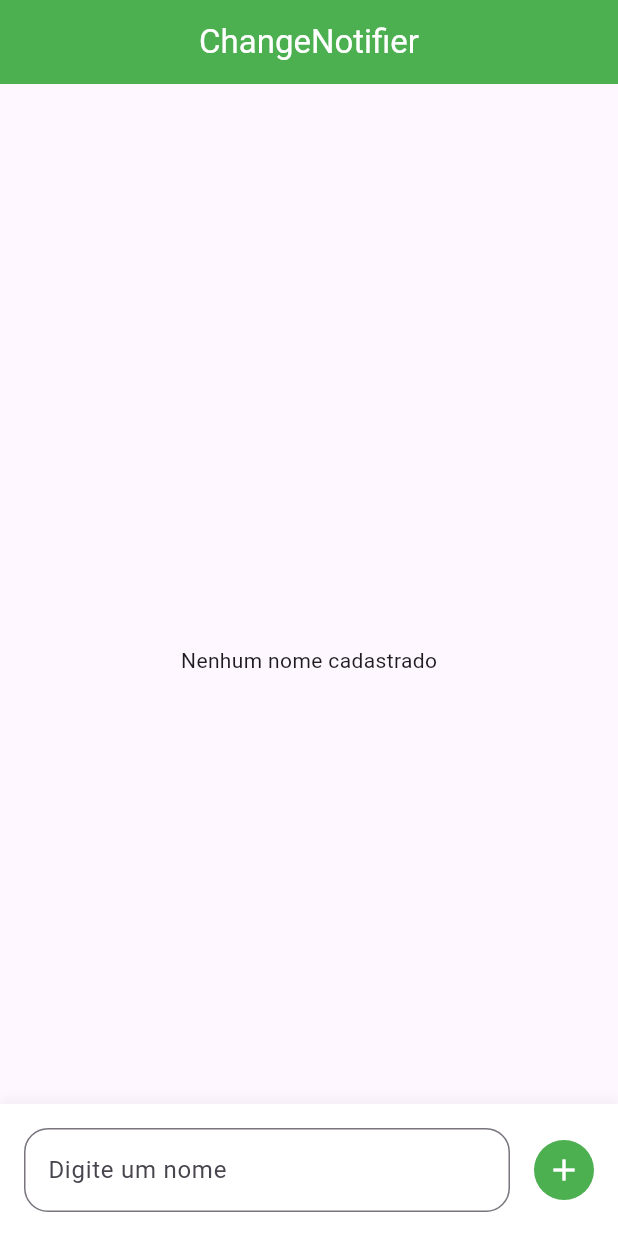
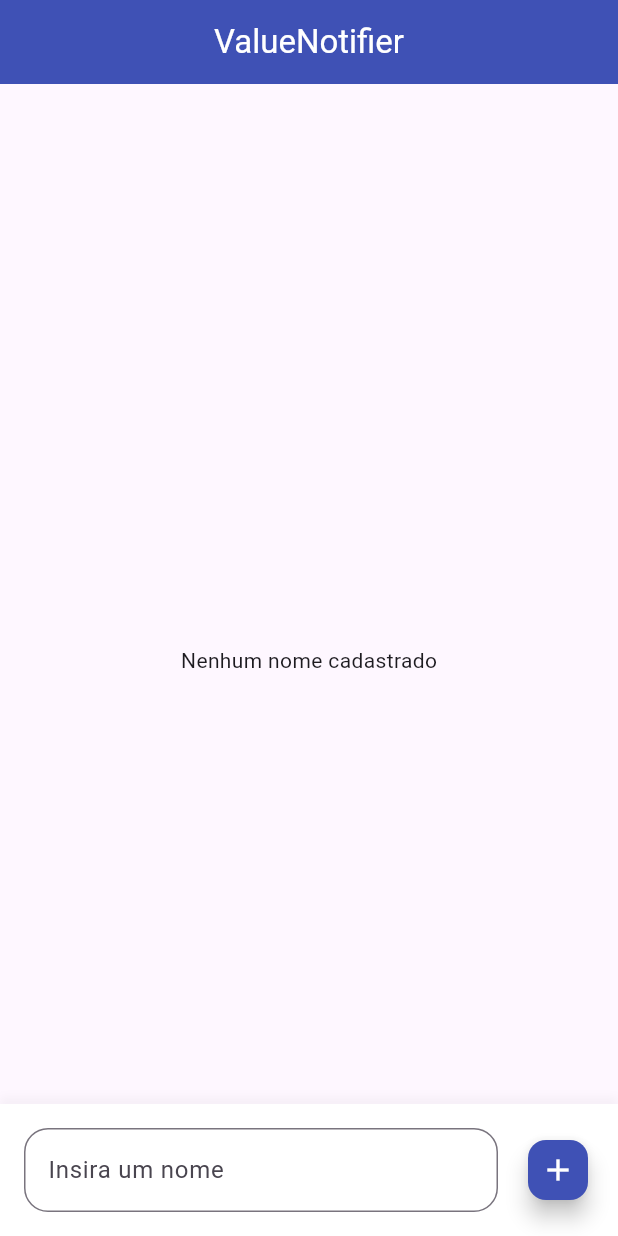
Before and after one commit to natanaelsantosdev/value_notifier, a Flutter app: the screen it shows after launch, on a phone screen of 412 x 824 dp. Run offline on Flutter 3.47's test engine with Material 3 defaults, Android fonts, the phone set to English and light mode, and no system bars.

Commit message:
feat: iniciando o repositório do projeto

```diff
--- a/lib/home_controller.dart
+++ b/lib/home_controller.dart
@@ -1,11 +1,21 @@
 import 'package:flutter/material.dart';
 
-class HomeController extends ChangeNotifier {
-  final List<String> _names = [];
-  List<String> get names => _names;
+class HomeController {
+  final ValueNotifier<List<String>> _names = ValueNotifier<List<String>>([]);
+  ValueNotifier<List<String>> get names => _names;
+
+  final nameController = TextEditingController();
 
   void addName({required String name}) {
-    names.add(name);
-    notifyListeners();
+    _names.value = List.from(_names.value)..add(name);
+  }
+
+  // void deleteName({required String name}) {
+  //   names.remove(name);
+  //   notifyListeners();
+  // }
+
+  void removeName({required String name}) {
+    _names.value = List.from(_names.value)..remove(name);
   }
 }
--- /dev/null
+++ b/lib/home_page.dart
@@ -0,0 +1,118 @@
+import 'package:change_notifier/home_controller.dart';
+import 'package:flutter/material.dart';
+
+class HommePage extends StatefulWidget {
+  const HommePage({super.key});
+
+  @override
+  State<HommePage> createState() => _HommePageState();
+}
+
+class _HommePageState extends State<HommePage> {
+  final TextEditingController nameController = TextEditingController();
+  final HomeController homeController = HomeController();
+
+  @override
+  void initState() {
+    super.initState();
+  }
+
+  @override
+  Widget build(BuildContext context) {
+    return Scaffold(
+      appBar: AppBar(
+        title:
+            const Text('ValueNotifier', style: TextStyle(color: Colors.white)),
+        backgroundColor: Colors.indigo,
+        centerTitle: true,
+      ),
+      body: Stack(
+        children: [
+          AnimatedBuilder(
+              animation: homeController.names,
+              builder: (_, __) {
+                return homeController.names.value.isEmpty
+                    ? const Center(
+                        child: Text('Nenhum nome cadastrado'),
+                      )
+                    : ListView.builder(
+                        padding: const EdgeInsets.only(bottom: 120),
+                        itemCount: homeController.names.value.length,
+                        itemBuilder: (_, index) => ListTile(
+                          leading: CircleAvatar(
+                            backgroundColor: Colors.indigo.shade400,
+                            child: Center(
+                              child: Text(
+                                homeController.names.value[index][0],
+                              ),
+                            ),
+                          ),
+                          title: Text(
+                            homeController.names.value[index],
+                          ),
+                          trailing: TextButton(
+                            onPressed: () {
+                              homeController.removeName(
+                                  name: homeController.names.value[index]);
+                            },
+                            child:
+                                const Icon(Icons.delete, color: Colors.indigo),
+                          ),
+                        ),
+                      );
+              }),
+          Positioned(
+            bottom: 0,
+            right: 0,
+            left: 0,
+            child: Container(
+              decoration: BoxDecoration(
+                color: Colors.white,
+                boxShadow: [
+                  BoxShadow(
+                    color: Colors.black.withOpacity(.03),
+                    offset: const Offset(0, -5),
+                    blurRadius: 4,
+                  ),
+                ],
+              ),
+              padding: const EdgeInsets.all(16),
+              child: SafeArea(
+                child: Row(
+                  children: [
+                    Expanded(
+                      child: TextField(
+                        controller: homeController.nameController,
+                        decoration: InputDecoration(
+                          hintText: 'Insira um nome',
+                          border: OutlineInputBorder(
+                            borderRadius: BorderRadius.circular(16),
+                          ),
+                        ),
+                      ),
+                    ),
+                    const SizedBox(
+                      width: 16,
+                    ),
+                    FloatingActionButton.small(
+                      onPressed: () {
+                        homeController.addName(
+                            name: homeController.nameController.text);
+                        homeController.nameController.clear();
+                      },
+                      child: const Icon(
+                        Icons.add,
+                        color: Colors.white,
+                      ),
+                      backgroundColor: Colors.indigo,
+                    ),
+                  ],
+                ),
+              ),
+            ),
+          )
+        ],
+      ),
+    );
+  }
+}
--- a/lib/main.dart
+++ b/lib/main.dart
@@ -1,4 +1,4 @@
-import 'package:change_notifier/my_home_page.dart';
+import 'package:change_notifier/home_page.dart';
 import 'package:flutter/material.dart';
 
 void main() {
@@ -13,7 +13,7 @@ class MyApp extends StatelessWidget {
     return const MaterialApp(
       title: 'ChangeNotifier',
       debugShowCheckedModeBanner: false,
-      home: MyHommePage(),
+      home: HommePage(),
     );
   }
 }
--- a/lib/my_home_page.dart
+++ /dev/null
@@ -1,112 +0,0 @@
-import 'package:change_notifier/home_controller.dart';
-import 'package:flutter/material.dart';
-
-class MyHommePage extends StatefulWidget {
-  const MyHommePage({super.key});
-
-  @override
-  State<MyHommePage> createState() => _MyHommePageState();
-}
-
-class _MyHommePageState extends State<MyHommePage> {
-  final TextEditingController nameController = TextEditingController();
-  final HomeController homeControoler = HomeController();
-
-  @override
-  void initState() {
-    super.initState();
-    homeControoler.addListener(() {
-      setState(() {});
-    });
-  }
-
-  @override
-  Widget build(BuildContext context) {
-    return Scaffold(
-      appBar: AppBar(
-        title: const Text(
-          'ChangeNotifier',
-          style: TextStyle(color: Colors.white),
-        ),
-        backgroundColor: Colors.green,
-        centerTitle: true,
-      ),
-      body: Stack(
-        children: [
-          homeControoler.names.isEmpty
-              ? const Center(child: Text('Nenhum nome cadastrado'))
-              : ListView.builder(
-                  padding: const EdgeInsets.only(bottom: 120),
-                  itemCount: homeControoler.names.length,
-                  itemBuilder: (_, index) => ListTile(
-                    leading: CircleAvatar(
-                      backgroundColor: Colors.green.shade300,
-                      child: Center(
-                        child: Text(
-                          homeControoler.names[index][0],
-                        ),
-                      ),
-                    ),
-                    title: Text(
-                      homeControoler.names[index],
-                    ),
-                  ),
-                ),
-          Positioned(
-            bottom: 0,
-            right: 0,
-            left: 0,
-            child: Container(
-              decoration: BoxDecoration(
-                color: Colors.white,
-                boxShadow: [
-                  BoxShadow(
-                    color: Colors.black.withOpacity(.03),
-                    offset: const Offset(0, -5),
-                    blurRadius: 4,
-                  ),
-                ],
-              ),
-              padding: const EdgeInsets.all(16),
-              child: SafeArea(
-                child: Row(
-                  children: [
-                    Expanded(
-                      child: TextField(
-                        controller: nameController,
-                        decoration: InputDecoration(
-                          hintText: 'Digite um nome',
-                          border: OutlineInputBorder(
-                            borderRadius: BorderRadius.circular(16),
-                          ),
-                        ),
-                      ),
-                    ),
-                    const SizedBox(
-                      width: 16,
-                    ),
-                    GestureDetector(
-                      onTap: () {
-                        homeControoler.addName(name: nameController.text);
-                        nameController.clear();
-                      },
-                      child: const CircleAvatar(
-                        backgroundColor: Colors.green,
-                        child: Center(
-                          child: Icon(
-                            Icons.add,
-                            color: Colors.white,
-                          ),
-                        ),
-                      ),
-                    )
-                  ],
-                ),
-              ),
-            ),
-          )
-        ],
-      ),
-    );
-  }
-}
```
Also changed, not shown: lib/teste.dart (deleted), 1 other file.
